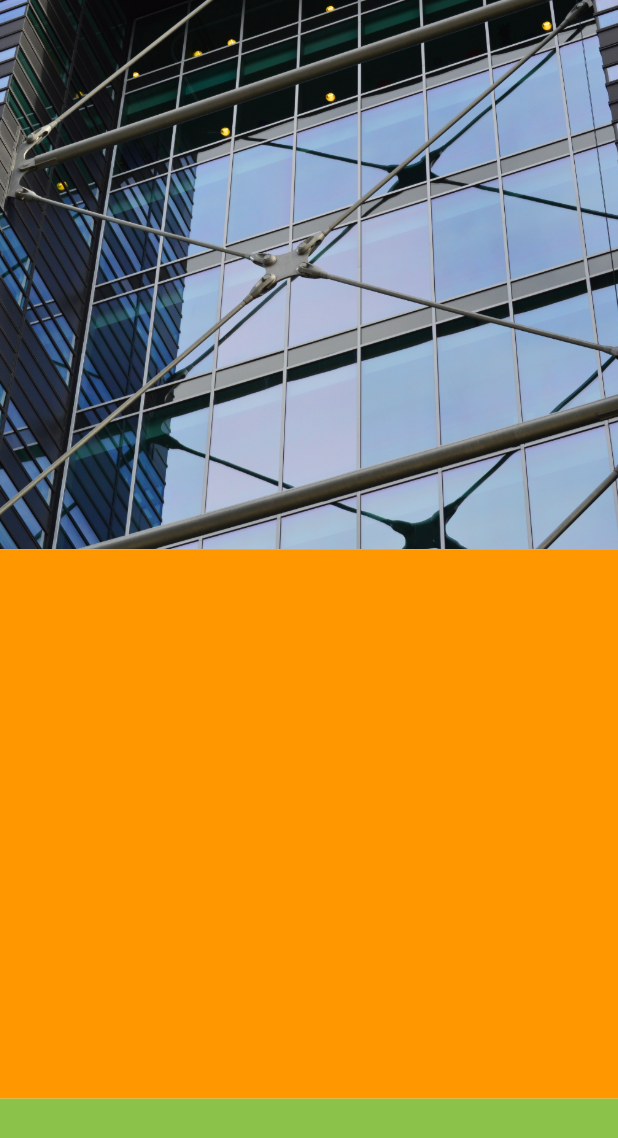
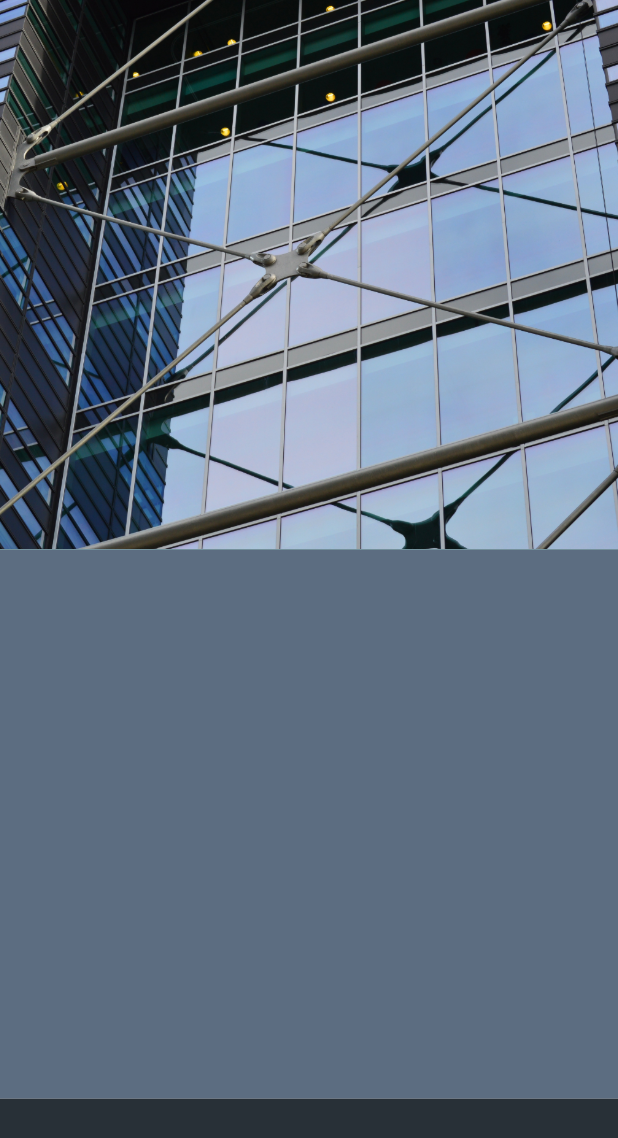
Before and after one commit to luccasFelippeOliveira/mostra, a Flutter app: the screen it shows after launch, on a phone screen of 412 x 824 dp. Shown: the top 1138 px of the screen. Run offline on Flutter 3.47's test engine with Material 2 defaults, Android fonts, the phone set to English and light mode, and no system bars.

Commit message:
Added colors Form and Signin Button

```diff
--- a/lib/pages/login_page.dart
+++ b/lib/pages/login_page.dart
@@ -15,13 +15,13 @@ class LoginPage extends StatelessWidget {
 
   Widget _buildForm() {
     return Container(
-      color: Colors.orange,
+      color: Color(0xFF5C6D81),
     );
   }
 
   Widget _buildSignInButton() {
     return Container(
-      color: Colors.lightGreen,
+      color: Color(0xFF283037),
     );
   }
 
```
